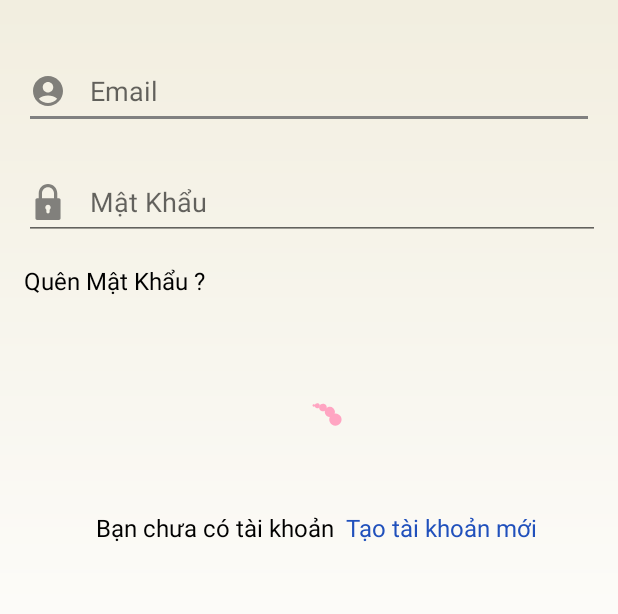
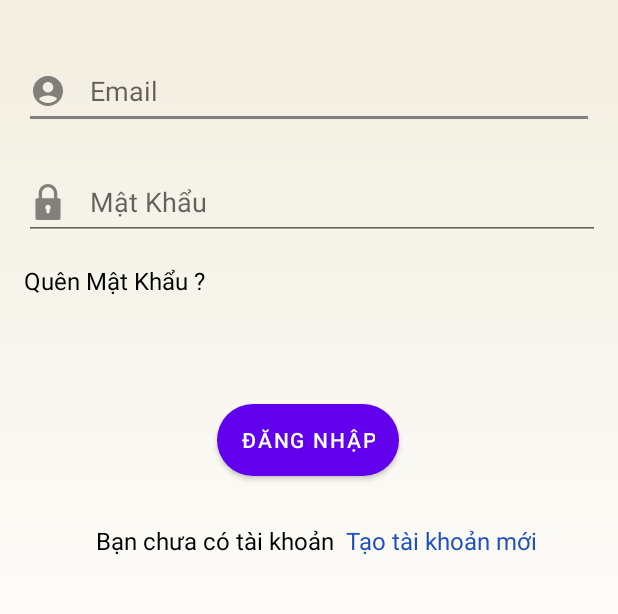
Before and after one commit to DOANCONGPHU/KnowItAll, an Android app: the screen it shows after launch once a user with an empty profile is signed in (LoginActivity), after a tap on "ĐĂNG NHẬP", on a phone screen of 412 x 824 dp, the part 457-1071 px from its top. Run offline under Robolectric (Android 15) with nearby library versions, the phone set to English and light mode, and no system bars; our stand-ins replace Firebase (no records; nobody signed in at launch, a user with empty details on screens opened directly).

Commit message:
moi fix lai

```diff
--- a/app/src/main/java/com/example/knowitall/ui/login/LoginActivity.java
+++ b/app/src/main/java/com/example/knowitall/ui/login/LoginActivity.java
@@ -71,12 +71,14 @@ public class LoginActivity extends AppCompatActivity {
         binding1.btnLogin.setOnClickListener(new View.OnClickListener() {
             @Override
             public void onClick(View view) {
+                String email = binding1.userEmail.getText().toString().trim();
+                String password = binding1.password.getText().toString().trim();
+                if (password.isEmpty()  ||  email.isEmpty()) {
+                    Toast.makeText(LoginActivity.this, "Vui lòng nhập đầy đủ thông tin", Toast.LENGTH_SHORT).show();
+                    return;
+                }
                 binding1.btnLogin.setVisibility(View.GONE);
                 showProgressBar();
-
-                String email = binding1.userEmail.getText().toString().trim();
-                String password = binding1.password.getText().toString().trim();
-
                 firebaseAuth.signInWithEmailAndPassword(binding1.userEmail.getText().toString(),binding1.password.getText().toString())
                         .addOnCompleteListener(new OnCompleteListener<AuthResult>() {
                             @Override
@@ -99,7 +101,9 @@ public class LoginActivity extends AppCompatActivity {
                                 }
                                 else {
                                     // Trả về lỗi
-                                    Toast.makeText(LoginActivity.this, task.getException().getLocalizedMessage(), Toast.LENGTH_SHORT).show();
+                                    Toast.makeText(LoginActivity.this, "Thông tin tài khoản hoặc mật khẩu không chính xác", Toast.LENGTH_SHORT).show();
+                                    hideProgressBar();
+                                    binding1.btnLogin.setVisibility(View.VISIBLE);
                                 }
                             }
                         });
--- a/app/src/main/res/layout/activity_login.xml
+++ b/app/src/main/res/layout/activity_login.xml
@@ -147,13 +147,14 @@
         android:id="@+id/animation_view"
         android:layout_width="130dp"
         android:layout_height="85dp"
+        android:visibility="gone"
         app:layout_constraintBottom_toBottomOf="parent"
         app:layout_constraintEnd_toEndOf="parent"
         app:layout_constraintHorizontal_bias="0.51"
         app:layout_constraintStart_toStartOf="parent"
         app:layout_constraintTop_toTopOf="parent"
         app:layout_constraintVertical_bias="0.755"
-        app:lottie_autoPlay="true"
+        app:lottie_autoPlay="false"
         app:lottie_fileName="Animation_loading.json"
         app:lottie_loop="true" />
 
```
